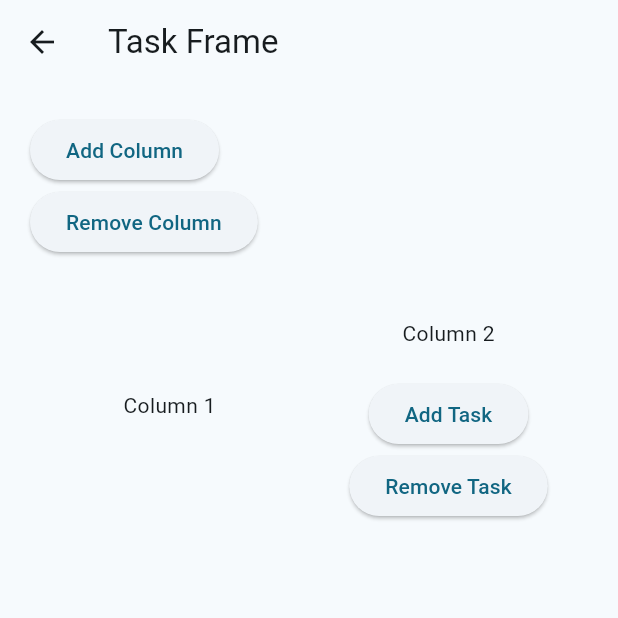
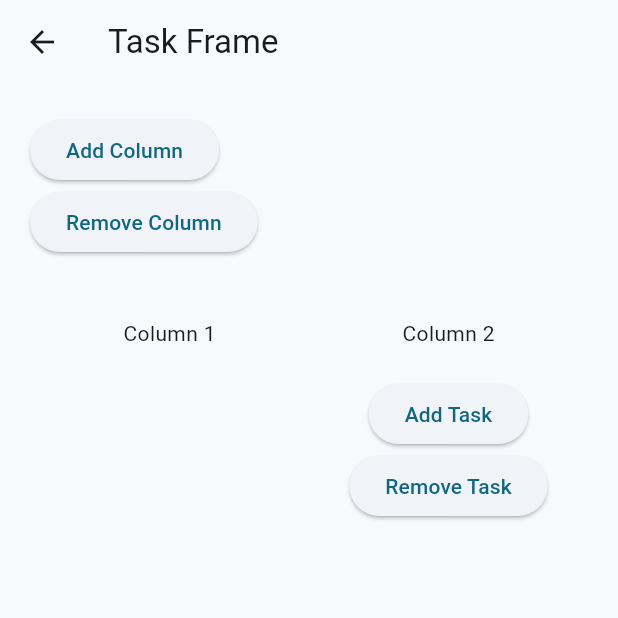
Before and after one commit to Natmoy-LETU/-chokhmah-, a Flutter app: the TaskFrame screen opened by its route, after a tap on "Add Column", on a phone screen of 412 x 824 dp, the top half of it. Run offline on Flutter 3.47's test engine with Material 3 defaults, Android fonts, the phone set to English and light mode, and no system bars; statements that could not run were skipped.

Commit message:
Update task_frame.dart

```diff
--- a/chokmah_productivity_tracker/lib/task_frame.dart
+++ b/chokmah_productivity_tracker/lib/task_frame.dart
@@ -52,6 +52,7 @@ class _TaskFrameState extends State<TaskFrame> {
               ),
               const SizedBox(height: 20.0),
               Row(
+                crossAxisAlignment: CrossAxisAlignment.start,
                 children: columns
                   .map((column) => Expanded(
                         child: Column(
@@ -67,6 +68,12 @@ class _TaskFrameState extends State<TaskFrame> {
     );
   }
 
+// tentative code for modularity, to be inserted into above function
+// Widget build2(BuildContext context, something method) {
+//   return Scaffold(
+//     appBar: AppBar,
+//   )
+// }
   List<Widget> buildColumn(int index) {
     return [
       const SizedBox(height: 20.0),
```
